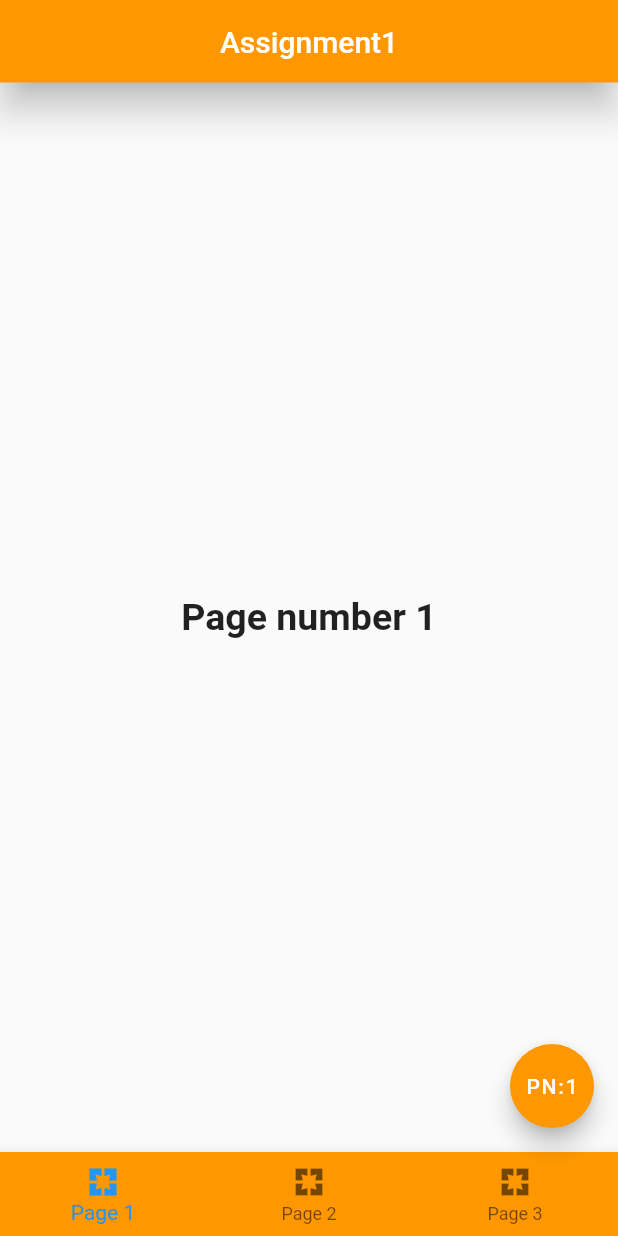
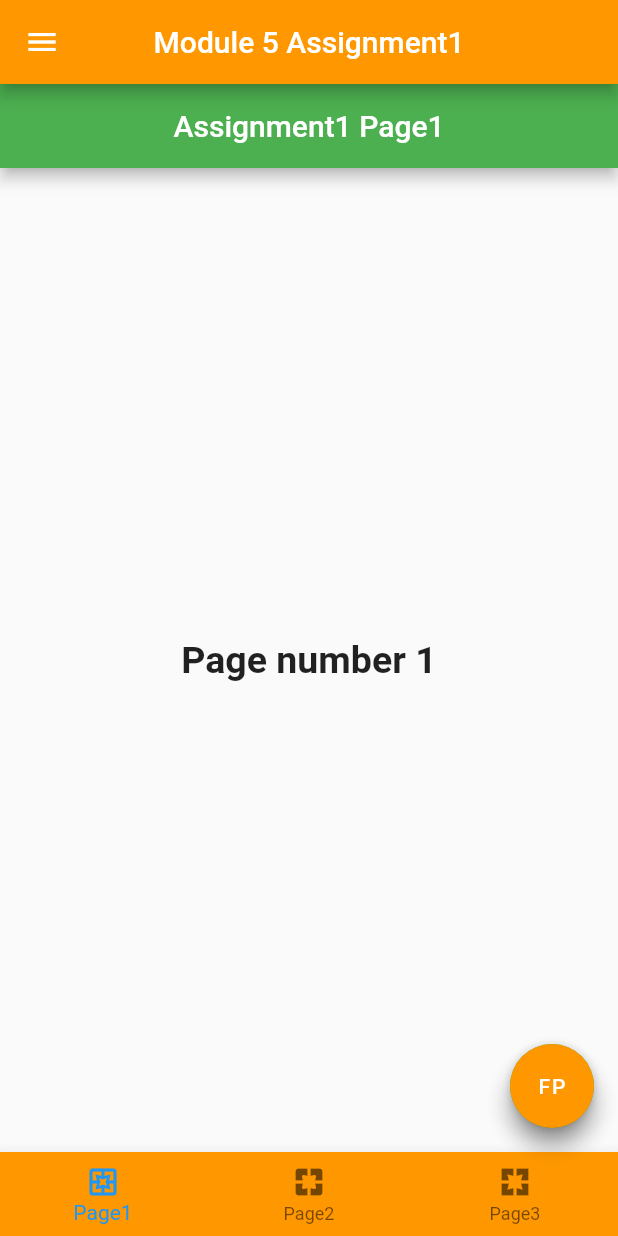
Before and after one commit to jahangirsim/OstadPractice, a Flutter app: the screen it shows after launch, on a phone screen of 412 x 824 dp. Run offline on Flutter 3.47's test engine with Material 2 defaults, Android fonts, the phone set to English and light mode, and no system bars.

Commit message:
Ostad Module 5 Assignment1

```diff
--- a/lib/main.dart
+++ b/lib/main.dart
@@ -4,85 +4,108 @@ import 'package:assignment_1_3_page/pages/page3.dart';
 import 'package:flutter/material.dart';
 
 void main() {
-  runApp(MyApp());
+  runApp(const MyApp());
 }
 
-//ignore: must_be_immutable
 class MyApp extends StatelessWidget {
+  const MyApp({Key? key}) : super(key: key);
 
-   MyApp({Key? key}) : super(key: key);
-
-  int currentPage = 0;
-List<Widget> pages= [
-  const Page1(),
-  const Page2(),
-  const Page3()
-];
   @override
   Widget build(BuildContext context) {
-    return const MaterialApp(
-      debugShowCheckedModeBanner: false,
-      home: Assignment1(),
-      // actions: Drawer(backgroundColor: Colors.orange,
-      // child: ListView(padding: EdgeInsets.zero,
-      // children: const <Widget>[
-      //   DrawerHeader(child: Text('Assignment1'))
-      // ],)),
+    return MaterialApp(
+      home: HomeScreen(),
     );
   }
 }
 
-class Assignment1 extends StatelessWidget {
-  const Assignment1({Key? key}) : super(key: key);
+//ignore: must_be_immutable
+class HomeScreen extends StatefulWidget {
+  HomeScreen({Key? key}) : super(key: key);
+
+  @override
+  State<HomeScreen> createState() => _HomeScreenState();
+}
+
+class _HomeScreenState extends State<HomeScreen> {
+  int currentPage = 0;
+
+  List<Widget> pages = const [Page1(), Page2(), Page3()];
 
   @override
   Widget build(BuildContext context) {
     return Scaffold(
       appBar: AppBar(
-        title: const Text("Assignment1"),
+        backgroundColor: Colors.orange,
+        title: const Text('Module 5 Assignment1'),
         centerTitle: true,
+      ),
+      drawer: Drawer(
         backgroundColor: Colors.orange,
-toolbarHeight: 55,
-elevation: 10,
-      ),
-
-      body: const Center(
-        child: Column(
-          mainAxisAlignment: MainAxisAlignment.center,
+        child: ListView(
+          padding: EdgeInsets.zero,
           children: [
-            Text(
-              'Page number 1',
-              style: TextStyle(fontSize: 25, fontWeight: FontWeight.bold),
+            const DrawerHeader(
+              child: Text('Module5 Drawer Header'),
+            ),
+            ListTile(
+              title: const Text('Page 1'),
+              onTap: () {
+                Navigator.of(context)
+                    .push(MaterialPageRoute(builder: (context) {
+                  return const Page1();
+                }));
+              },
+            ),
+            ListTile(
+              title: const Text('Page 2'),
+              onTap: () {
+                Navigator.of(context).push(
+                  MaterialPageRoute(
+                    builder: (context) {
+                      return const Page2();
+                    },
+                  ),
+                );
+              },
+            ),
+            ListTile(
+              title: const Text('Page 3'),
+              onTap: () {
+                Navigator.of(context).push(
+                  MaterialPageRoute(
+                    builder: (context) {
+                      return const Page3();
+                    },
+                  ),
+                );
+              },
             ),
           ],
         ),
       ),
+      body: pages.elementAt(currentPage),
+      bottomNavigationBar: BottomNavigationBar(
+        backgroundColor: Colors.orange,
+        items: const [
+          BottomNavigationBarItem(
+              icon: Icon(Icons.pages_outlined), label: "Page1"),
+          BottomNavigationBarItem(
+              icon: Icon(Icons.pages_rounded), label: "Page2"),
+          BottomNavigationBarItem(
+              icon: Icon(Icons.pages_sharp), label: "Page3")
+        ],
+        currentIndex: currentPage,
+          onTap: (int index){
+          setState(() {
+            currentPage = index;
+          });
+          },
+      ),
       floatingActionButton: FloatingActionButton(
         onPressed: () {},
         backgroundColor: Colors.orange,
-        child: const Text('PN:1'),
-
+        child: const Text('FP'),
       ),
-      bottomNavigationBar: BottomNavigationBar(
-        backgroundColor: Colors.orange,
-        items: const [
-          BottomNavigationBarItem(icon: Icon(Icons.pages_sharp), label: 'Page 1'),
-          BottomNavigationBarItem(icon: Icon(Icons.pages_sharp), label: 'Page 2'),
-          BottomNavigationBarItem(icon: Icon(Icons.pages_sharp), label: 'Page 3')
-        ],
-        onTap: (int index){
-          if (index == 0){
-
-          }
-          if (index == 1){
-
-          }
-          if (index == 2){
-
-          }
-      }
-      ),
-      );
-
+    );
   }
 }
--- a/lib/pages/page1.dart
+++ b/lib/pages/page1.dart
@@ -7,9 +7,9 @@ class Page1 extends StatelessWidget {
   Widget build(BuildContext context) {
     return Scaffold(
         appBar: AppBar(
-          title: const Text("Assignment1"),
+          title: const Text("Assignment1 Page1"),
           centerTitle: true,
-          backgroundColor: Colors.orange,
+          backgroundColor: Colors.green,
         ),
         body: const Center(
           child: Column(
```
Also changed, not shown: lib/pages/page2.dart (+8 -4 lines), lib/pages/page3.dart (+9 -4 lines).
